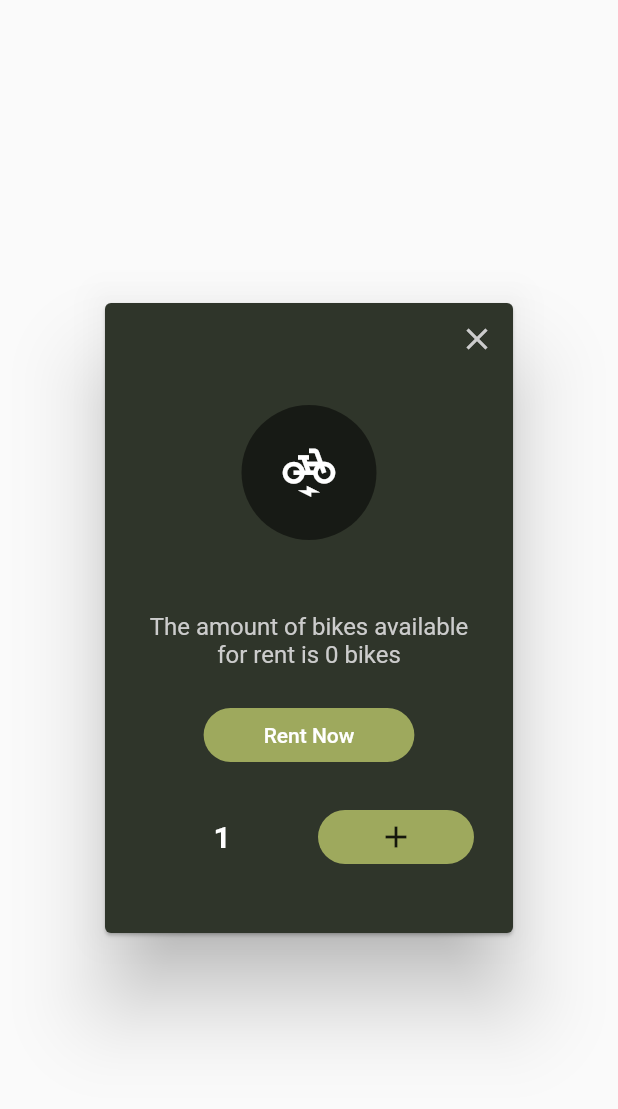
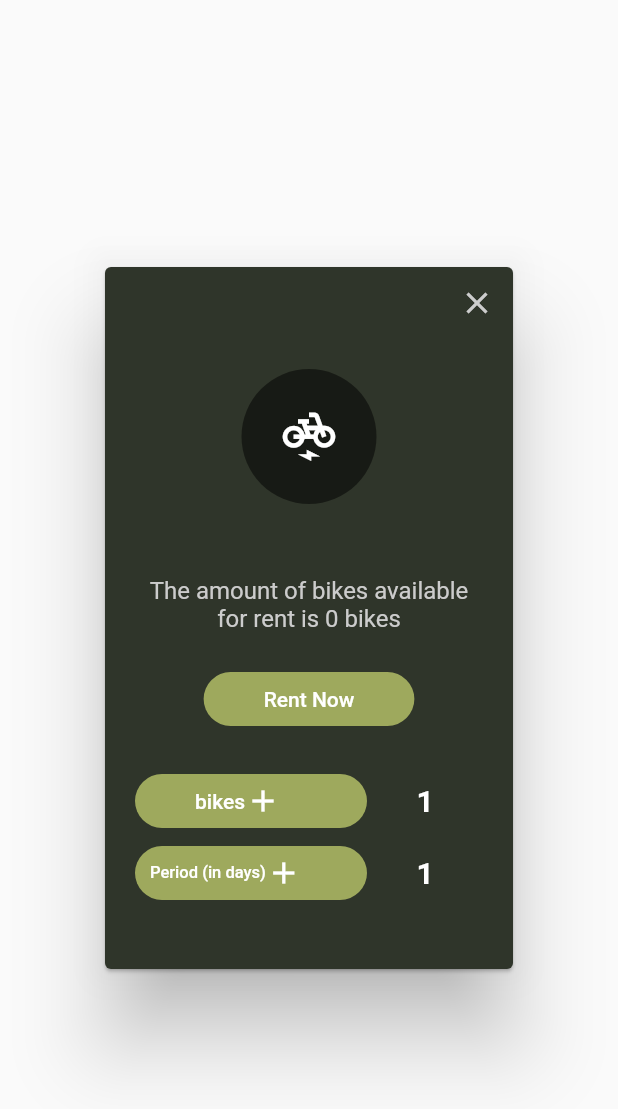
Before and after one commit to MhdHussain/bike-rental-client, a Flutter app: the BikeBookingDialog widget shown alone on an empty page, opened directly with empty values, on a phone screen of 412 x 824 dp. Shown: the top 1109 px of the screen. Run offline on Flutter 3.47's test engine with Material 2 defaults, Android fonts, the phone set to English and light mode, and no system bars; our stand-ins replace auto_route, bloc, dartz, data_connection_checker, dio, flushbar and 8 more; missing offline and left inert: load; accounts and stored records are empty; generated files the repository leaves out were written again; Roboto replaces fonts that are missing (Din23).

Commit message:
added period to rental dialog design

```diff
--- a/lang/ar.json
+++ b/lang/ar.json
@@ -24,5 +24,6 @@
   "invalid_phone_number": "فضلا ادخل رقم جوال صحيح",
   "email_already_used": "يوجد حساب مسجل بالبريد المدخل ، فضلا قم بتسجيل الدخول او استخدم بريد الكتروني اخر للتسجيل",
   "available_bikes": "عددالدراجات المتاحة للتأجير هو ",
-  "bikes": "دراجات"
+  "bikes": "دراجات",
+  "period_in_days": "المدة (بالأيام)"
 }
--- a/lang/en.json
+++ b/lang/en.json
@@ -28,5 +28,6 @@
   "invalid_phone_number": "Please enter a valid phone number",
   "email_already_used": "There is an account already associated with the email you entered \nPlease sign in or use another email to signup",
   "available_bikes": "The amount of bikes available for rent is ",
-  "bikes": "bikes"
+  "bikes": "bikes",
+  "period_in_days": "Period (in days)"
 }
--- a/lib/widgets/bike_booking_dialog.dart
+++ b/lib/widgets/bike_booking_dialog.dart
@@ -18,6 +18,7 @@ class BikeBookingDialog extends StatefulWidget {
 
 class BikeBookingDialogState extends State<BikeBookingDialog> {
   int bikeCount = 1;
+  int dayCount = 1;
 
   @override
   Widget build(BuildContext context) {
@@ -97,6 +98,34 @@ class BikeBookingDialogState extends State<BikeBookingDialog> {
                     Row(
                       children: <Widget>[
                         Expanded(
+                          flex: 2,
+                          child: Column(
+                            children: <Widget>[
+                              FlatButton(
+                                padding: EdgeInsets.symmetric(
+                                    vertical: 0, horizontal: 40),
+                                shape: RoundedRectangleBorder(
+                                    borderRadius:
+                                        new BorderRadius.circular(18.0)),
+                                child: Row(
+                                  children: [
+                                    Text(translator.translate('bikes') , style: TextStyle(color: Colors.white)),
+                                    Icon(Icons.add , color: Colors.white,)
+                                  ],
+                                ),
+                                color: ThemeColors.primaryLight,
+                                onPressed: () {
+                                  if (bikeCount < widget.bike.quantity) {
+                                    setState(() {
+                                      bikeCount = bikeCount + 1;
+                                    });
+                                  }
+                                },
+                              ),
+                            ],
+                          ),
+                        ),
+                        Expanded(
                           flex: 1,
                           child: Column(
                             children: <Widget>[
@@ -109,30 +138,53 @@ class BikeBookingDialogState extends State<BikeBookingDialog> {
                             ],
                           ),
                         ),
-                        Expanded(
-                          flex: 1,
+
+                      ],
+                    ),
+                    Row(
+                      children: <Widget>[
+                         Expanded(
+                          flex: 2,
                           child: Column(
                             children: <Widget>[
                               FlatButton(
+
                                 padding: EdgeInsets.symmetric(
-                                    vertical: 0, horizontal: 40),
+                                    vertical: 0, horizontal: 10),
                                 shape: RoundedRectangleBorder(
                                     borderRadius:
                                         new BorderRadius.circular(18.0)),
-                                child: Icon(Icons.add),
+                                child: Row(children: [
+                                  Text(translator.translate('period_in_days') ,
+                                  style: TextStyle(fontSize: 11 , color: Colors.white), ),
+                                  Icon(Icons.add , color: Colors.white)
+                                ],),
                                 color: ThemeColors.primaryLight,
                                 onPressed: () {
-                                  if(bikeCount < widget.bike.quantity){
+
                                     setState(() {
-                                    bikeCount = bikeCount + 1;
+                                      dayCount = dayCount + 1;
+                                    });
 
-                                  });
-                                  }
                                 },
                               ),
                             ],
                           ),
                         ),
+                        Expanded(
+                          flex: 1,
+                          child: Column(
+                            children: <Widget>[
+                              Text(dayCount.toString(),
+                                  style: CustomText.title(context).copyWith(
+                                      color: Colors.white,
+                                      fontWeight: FontWeight.bold)),
+                              // Container(height: 5),
+                              // Text("Following", style: MyText.medium(context).copyWith(color: MyColors.grey_20))
+                            ],
+                          ),
+                        ),
+
                       ],
                     ),
                   ],
```
